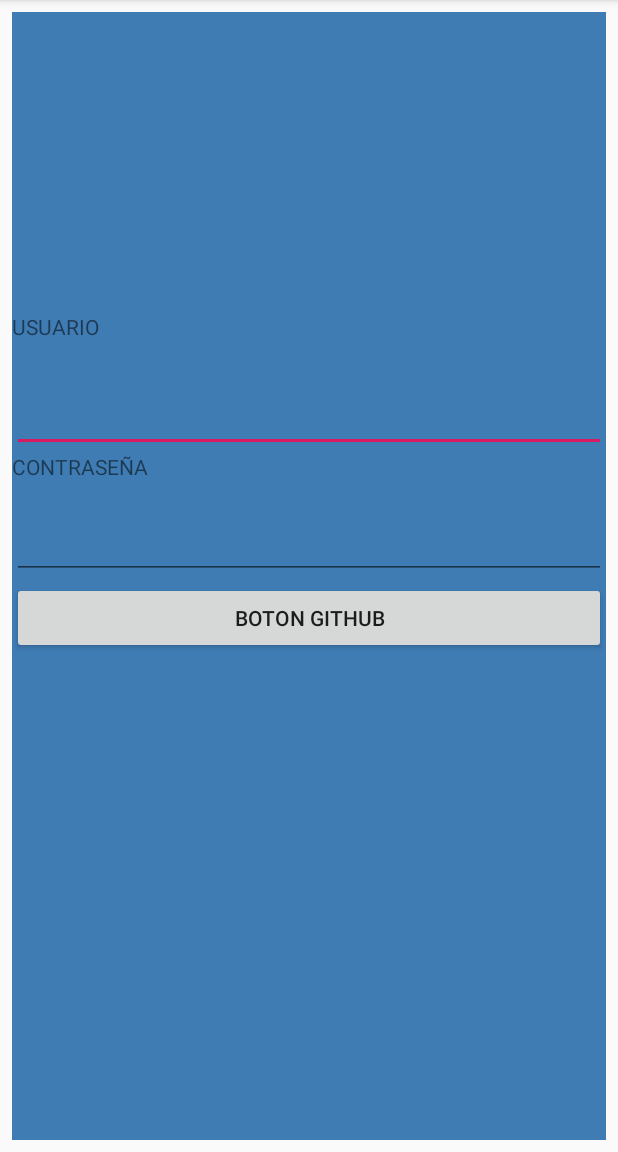
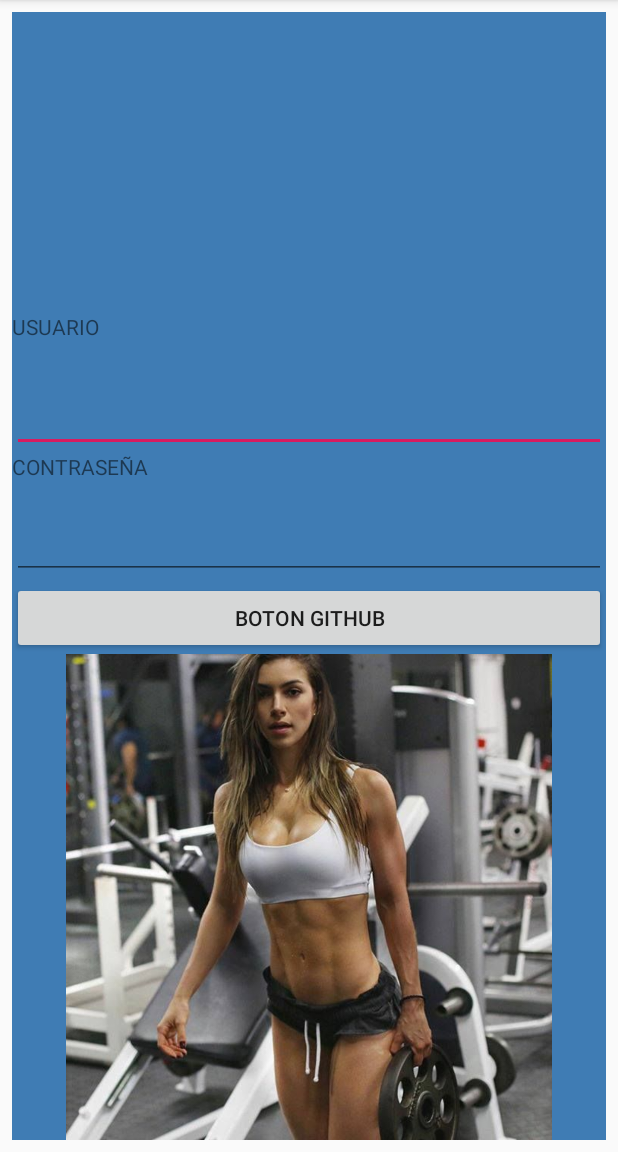
Before and after one commit to PowertrainFSAE47/ProyectoADBJ, an Android app: the screen it shows after launch (MainActivity), on a phone screen of 412 x 824 dp, the part 84-1236 px from its top. Run offline under Robolectric (Android 15) with nearby library versions, the phone set to English and light mode, and no system bars.

Commit message:
Agregue una imagen.

```diff
--- a/Android/ProyectoADBJ/app/src/main/res/layout/activity_main.xml
+++ b/Android/ProyectoADBJ/app/src/main/res/layout/activity_main.xml
@@ -62,5 +62,12 @@
             android:layout_width="match_parent"
             android:layout_height="wrap_content"
             android:text="Boton Github" />
+
+        <ImageView
+            android:id="@+id/imageView"
+            android:layout_width="match_parent"
+            android:layout_height="wrap_content"
+            app:srcCompat="@drawable/gymgirl" />
+
     </LinearLayout>
 </androidx.constraintlayout.widget.ConstraintLayout>
```
Also changed, not shown: Android/ProyectoADBJ/app/src/main/res/drawable/gymgirl.jpg (added).
